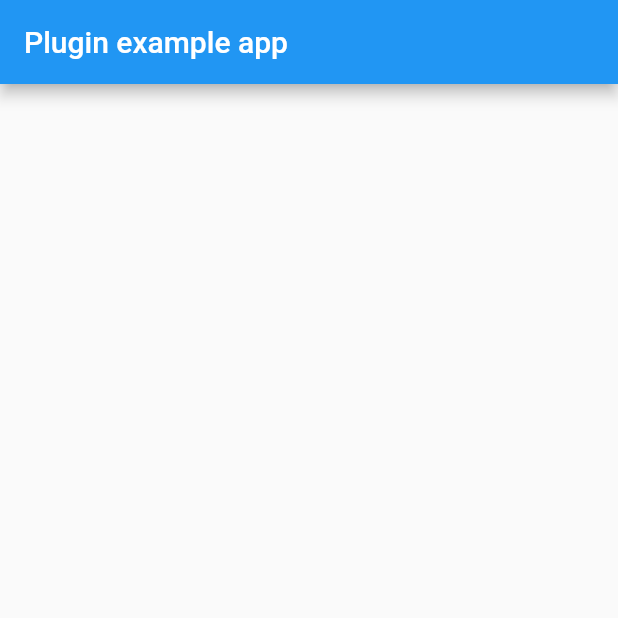
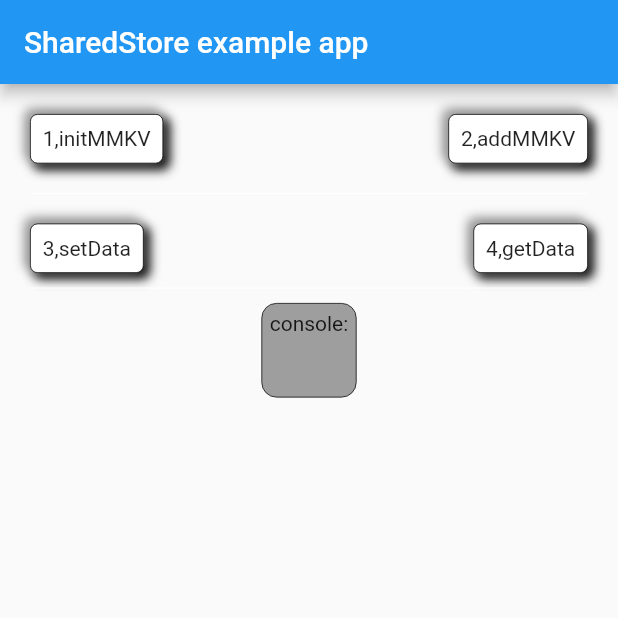
Before and after one commit to zhouwanfu/shared_store, a Flutter app: the screen it shows after launch, on a phone screen of 412 x 824 dp, the top half of it. Run offline on Flutter 3.47's test engine with Material 2 defaults, Android fonts, the phone set to English and light mode, and no system bars.

Commit message:
add example

```diff
--- a/example/lib/main.dart
+++ b/example/lib/main.dart
@@ -1,8 +1,5 @@
 import 'package:flutter/material.dart';
-import 'dart:async';
-
-import 'package:flutter/services.dart';
-import 'package:shared_store/shared_store.dart';
+import 'package:shared_store/shared_store_plugin.dart';
 
 void main() {
   runApp(const MyApp());
@@ -16,31 +13,51 @@ class MyApp extends StatefulWidget {
 }
 
 class _MyAppState extends State<MyApp> {
+  late String result = '';
   @override
   void initState() {
     super.initState();
-    initPlatformState();
+    // result = 'please init MMKV';
   }
 
-  // Platform messages are asynchronous, so we initialize in an async method.
-  Future<void> initPlatformState() async {
-    String platformVersion;
-    // Platform messages may fail, so we use a try/catch PlatformException.
-    // We also handle the message potentially returning null.
-    // try {
-    //   platformVersion =
-    //       await SharedStore.platformVersion ?? 'Unknown platform version';
-    // } on PlatformException {
-    //   platformVersion = 'Failed to get platform version.';
-    // }
+  void initMMKV() {
+    SharedStorePlugin.initMMKV();
+    setState(() {
+      result = 'init success';
+    });
+  }
 
-    // If the widget was removed from the tree while the asynchronous platform
-    // message was in flight, we want to discard the reply rather than calling
-    // setState to update our non-existent appearance.
-    if (!mounted) return;
+  void addMMKV() {
+    String customMMKVId = "testPlugin";
+    SharedStorePlugin.addMMKV([customMMKVId]);
+    setState(() {
+      result = "MMKV $customMMKVId add success";
+    });
+  }
 
+  void storeTestData() {
+    const bool testBool = true;
+    const int testInt = 123456;
+    const double testDouble = 3.1415926;
+    const String testString = 'testStringValue';
+    SharedStorePlugin.storeBool('testBool', testBool);
+    SharedStorePlugin.storeDouble('testDouble', testDouble);
+    SharedStorePlugin.storeInt('testInt', testInt);
+    SharedStorePlugin.storeString('testString', testString);
     setState(() {
-      // _platformVersion = platformVersion;
+      result =
+          'store value : \n boolValue: $testBool \n intValue: $testInt \n doubleValue: $testDouble \n stringValue: $testString \n store value success';
+    });
+  }
+
+  void readTestData() async {
+    bool? readBool = await SharedStorePlugin.readBool('testBool');
+    int? readInt = await SharedStorePlugin.readInt('testInt');
+    double? readDouble = await SharedStorePlugin.readDouble('testDouble');
+    String? readString = await SharedStorePlugin.readString('testString');
+    setState(() {
+      result =
+          'read value : \n boolValue: $readBool \n intValue: $readInt \n doubleValue: $readDouble \n stringValue: $readString \n read value success';
     });
   }
 
@@ -49,10 +66,97 @@ class _MyAppState extends State<MyApp> {
     return MaterialApp(
       home: Scaffold(
         appBar: AppBar(
-          title: const Text('Plugin example app'),
+          title: const Text('SharedStore example app'),
         ),
-        body: Center(),
+        body: Padding(
+          padding: const EdgeInsets.all(20.0),
+          child: Column(
+            children: [
+              Row(
+                children: [
+                  CustomButton(
+                      title: '1,initMMKV',
+                      onTap: () {
+                        initMMKV();
+                      }),
+                  Expanded(
+                    child: Container(),
+                  ),
+                  CustomButton(title: '2,addMMKV', onTap: () => addMMKV())
+                ],
+              ),
+              const Divider(
+                height: 40,
+                color: Colors.white,
+              ),
+              Row(
+                children: [
+                  CustomButton(title: '3,setData', onTap: () => storeTestData()),
+                  Expanded(child: Container()),
+                  CustomButton(title: '4,getData', onTap: () => readTestData())
+                ],
+              ),
+              const Divider(
+                height: 20,
+                color: Colors.white,
+              ),
+              ConsolePage(consoleText: result),
+            ],
+          ),
+        ),
       ),
     );
   }
 }
+
+class CustomButton extends StatelessWidget {
+  const CustomButton({Key? key, required this.title, required this.onTap}) : super(key: key);
+  final String title;
+  final void Function() onTap;
+  @override
+  Widget build(BuildContext context) {
+    return GestureDetector(
+      onTap: onTap,
+      child: Container(
+        decoration: BoxDecoration(
+            color: Colors.white,
+            border: Border.all(color: Colors.black, width: 0.5),
+            borderRadius: const BorderRadius.all(Radius.circular(5)),
+            boxShadow: const [
+              BoxShadow(color: Colors.black, offset: Offset(3.0, 3.0), blurRadius: 5.0, spreadRadius: 1.0),
+              BoxShadow(color: Colors.grey, offset: Offset(-3.0, -3.0), blurRadius: 5.0, spreadRadius: 1.0)
+            ]),
+        child: Padding(
+          padding: const EdgeInsets.all(8.0),
+          child: Center(child: Text(title)),
+        ),
+      ),
+    );
+  }
+}
+
+class ConsolePage extends StatelessWidget {
+  const ConsolePage({Key? key, this.consoleText = ""}) : super(key: key);
+  final String consoleText;
+  @override
+  Widget build(BuildContext context) {
+    return Container(
+      decoration: BoxDecoration(
+        color: Colors.grey,
+        border: Border.all(color: Colors.black, width: 0.5),
+        borderRadius: const BorderRadius.all(Radius.circular(10)),
+      ),
+      child: Column(
+        mainAxisAlignment: MainAxisAlignment.start,
+        crossAxisAlignment: CrossAxisAlignment.start,
+        children: [
+          const Padding(
+            padding: EdgeInsets.all(5),
+            child: Text('console:'),
+          ),
+          Padding(padding: const EdgeInsets.all(10), child: Text(consoleText)),
+        ],
+      ),
+    );
+  }
+}
--- a/lib/shared_store_plugin.dart
+++ b/lib/shared_store_plugin.dart
@@ -1,8 +1,8 @@
 import 'package:shared_store/shared_store.dart';
 
 class SharedStorePlugin {
-  static void initMMKV({List<String> MMKVIds = const ["default"]}) {
-    SharedStore.initMMKV(MMKVIds);
+  static void initMMKV() {
+    SharedStore.initMMKV();
   }
 
   static void addMMKV(List<String> MMKVIds) {
@@ -13,9 +13,9 @@ class SharedStorePlugin {
     SharedStore.storeValue(key, value.toString(), valueType.intType, MMKVId);
   }
 
-  static int? readInt(String key, {String MMKVId = "default"}) {
+  static Future<int?> readInt(String key, {String MMKVId = "default"}) async {
     int? intResult;
-    String? intString = SharedStore.readValue(key, MMKVId);
+    String? intString = await SharedStore.readValue(key, valueType.intType, MMKVId);
     if (intString != null) {
       intResult = int.parse(intString);
     }
@@ -26,8 +26,8 @@ class SharedStorePlugin {
     SharedStore.storeValue(key, value, valueType.stringType, MMKVId);
   }
 
-  static String? readString(String key, {String MMKVId = "default"}) {
-    String? stringResult = SharedStore.readValue(key, MMKVId);
+  static Future<String?> readString(String key, {String MMKVId = "default"}) async {
+    String? stringResult = await SharedStore.readValue(key, valueType.stringType, MMKVId);
     return stringResult;
   }
 
@@ -35,9 +35,9 @@ class SharedStorePlugin {
     SharedStore.storeValue(key, value.toString(), valueType.doubleType, MMKVId);
   }
 
-  static double? readDouble(String key, {String MMKVId = "default"}) {
+  static Future<double?> readDouble(String key, {String MMKVId = "default"}) async {
     double? doubleResult;
-    String? doubleString = SharedStore.readValue(key, MMKVId);
+    String? doubleString = await SharedStore.readValue(key, valueType.doubleType, MMKVId);
     if (doubleString != null) {
       doubleResult = double.parse(doubleString);
     }
@@ -48,12 +48,16 @@ class SharedStorePlugin {
     SharedStore.storeValue(key, value.toString(), valueType.boolType, MMKVId);
   }
 
-  static bool? readBool(String key, {String MMKVId = "default"}) {
+  static Future<bool?> readBool(String key, {String MMKVId = "default"}) async {
     bool? boolResult;
-    String? boolString = SharedStore.readValue(key, MMKVId);
+    String? boolString = await SharedStore.readValue(key, valueType.boolType, MMKVId);
     if (boolString != null) {
       boolResult = boolString == "true" ? true : false;
     }
     return boolResult;
   }
+
+  static void removeValue(String key, {String MMKVId = "default"}) {
+    SharedStore.removeValue(key, MMKVId);
+  }
 }
```
Also changed, not shown: lib/shared_store.dart (+5 -11 lines), 1 other file.
